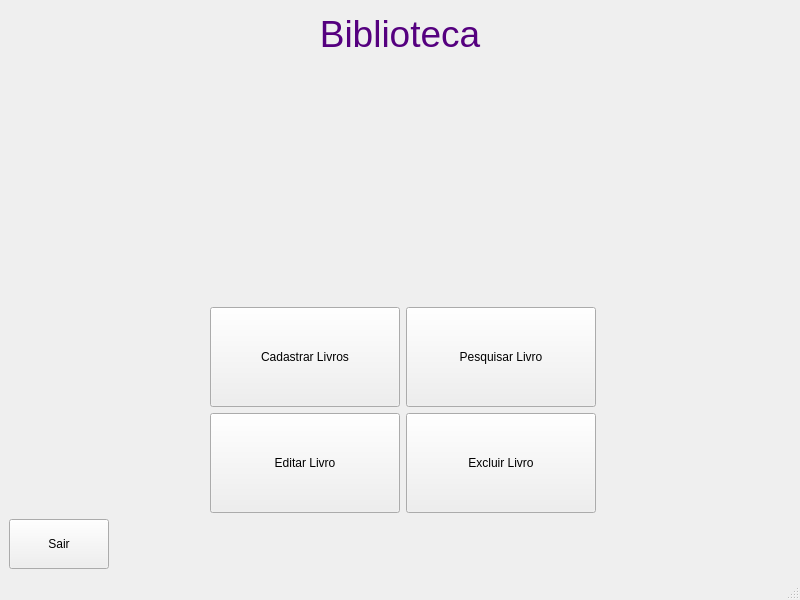
Qt form src/gui/ui/library.ui (MarcosAndreLS/cadastro-livros-firebase) before a commit.
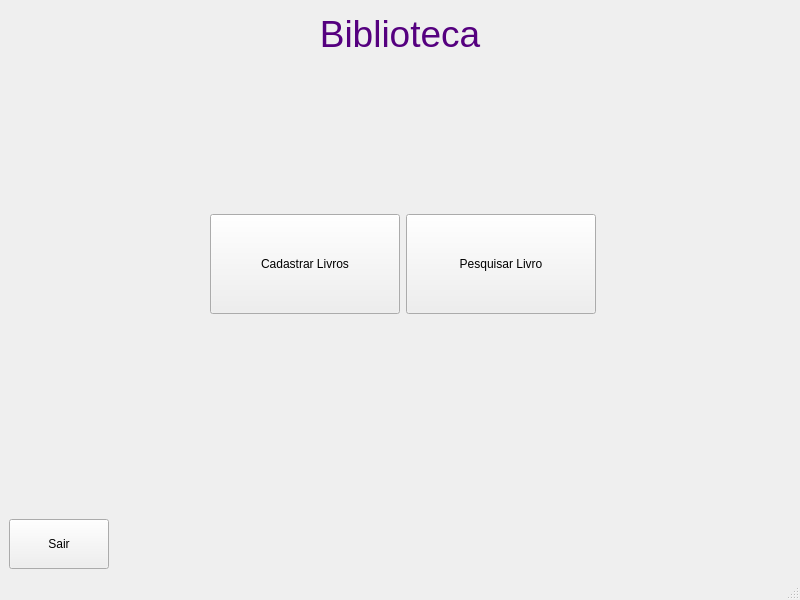
The same form after that commit.

Commit message: cadastro de livros no realtime database

```diff
--- a/src/gui/ui/library.ui
+++ b/src/gui/ui/library.ui
@@ -76,46 +76,21 @@
         </property>
        </widget>
       </item>
-      <item row="1" column="0">
-       <widget class="QPushButton" name="editar">
-        <property name="minimumSize">
-         <size>
-          <width>190</width>
-          <height>100</height>
-         </size>
-        </property>
-        <property name="maximumSize">
-         <size>
-          <width>190</width>
-          <height>100</height>
-         </size>
-        </property>
-        <property name="text">
-         <string>Editar Livro</string>
-        </property>
-       </widget>
-      </item>
-      <item row="1" column="1">
-       <widget class="QPushButton" name="excluir">
-        <property name="minimumSize">
-         <size>
-          <width>190</width>
-          <height>100</height>
-         </size>
-        </property>
-        <property name="maximumSize">
-         <size>
-          <width>190</width>
-          <height>100</height>
-         </size>
-        </property>
-        <property name="text">
-         <string>Excluir Livro</string>
-        </property>
-       </widget>
-      </item>
      </layout>
     </item>
+    <item>
+     <spacer name="verticalSpacer">
+      <property name="orientation">
+       <enum>Qt::Vertical</enum>
+      </property>
+      <property name="sizeHint" stdset="0">
+       <size>
+        <width>20</width>
+        <height>40</height>
+       </size>
+      </property>
+     </spacer>
+    </item>
     <item>
      <layout class="QHBoxLayout" name="horizontalLayout">
       <property name="spacing">
```
The commit also changes 19 other files.
